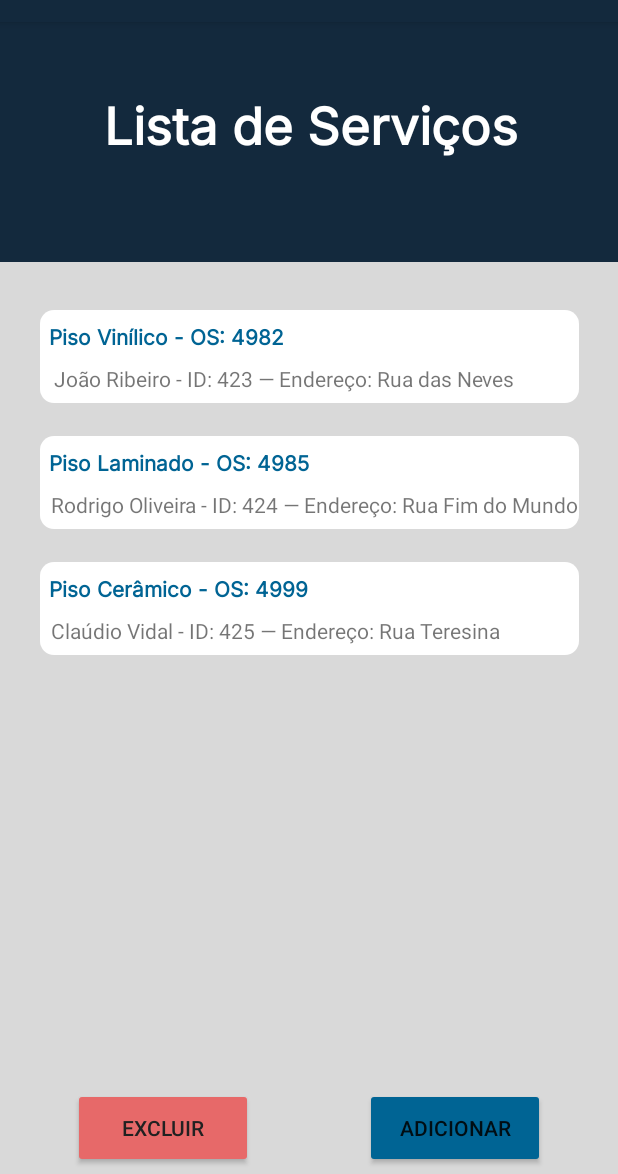
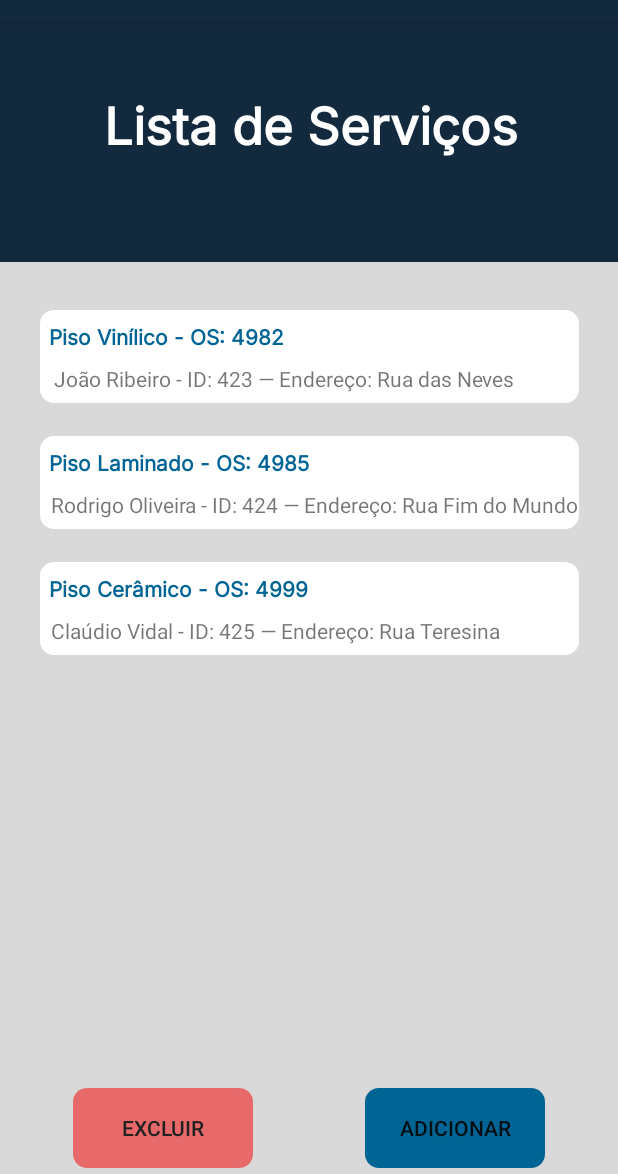
Before and after one commit to NathanCisz/ProjetoIntegrado, an Android app: the screen it shows after launch (MainActivity), in the side drawer, after a tap on "Serviços", on a phone screen of 412 x 824 dp, the part 62-1236 px from its top. Run offline under Robolectric (Android 15) with nearby library versions, the phone set to English and light mode, and no system bars; 1 statement that could not run was skipped.

Commit message:
Alteração no formato dos botoes

```diff
--- a/app/src/main/res/layout/fragment_settings.xml
+++ b/app/src/main/res/layout/fragment_settings.xml
@@ -68,6 +68,7 @@
                 android:backgroundTint="#E76969"
                 android:text="@string/excluir"
                 android:textColor="#212121"
+                android:background="@drawable/arredondar2"
                 app:layout_constraintBottom_toBottomOf="parent"
                 app:layout_constraintEnd_toEndOf="parent"
                 app:layout_constraintHorizontal_bias="1.0"
@@ -81,6 +82,7 @@
                 android:layout_marginBottom="4dp"
                 android:backgroundTint="#006494"
                 android:text="@string/adicionar"
+                android:background="@drawable/arredondar2"
                 app:layout_constraintBottom_toBottomOf="parent"
                 app:layout_constraintEnd_toEndOf="parent"
                 app:layout_constraintHorizontal_bias="0.0"
--- a/app/src/main/res/layout/fragment_share.xml
+++ b/app/src/main/res/layout/fragment_share.xml
@@ -68,6 +68,7 @@
                 android:backgroundTint="#E76969"
                 android:text="@string/excluir"
                 android:textColor="#212121"
+                android:background="@drawable/arredondar2"
                 app:layout_constraintBottom_toBottomOf="parent"
                 app:layout_constraintEnd_toEndOf="parent"
                 app:layout_constraintHorizontal_bias="1.0"
@@ -81,6 +82,7 @@
                 android:layout_marginBottom="4dp"
                 android:backgroundTint="#006494"
                 android:text="@string/adicionar"
+                android:background="@drawable/arredondar2"
                 app:layout_constraintBottom_toBottomOf="parent"
                 app:layout_constraintEnd_toEndOf="parent"
                 app:layout_constraintHorizontal_bias="0.0"
```
